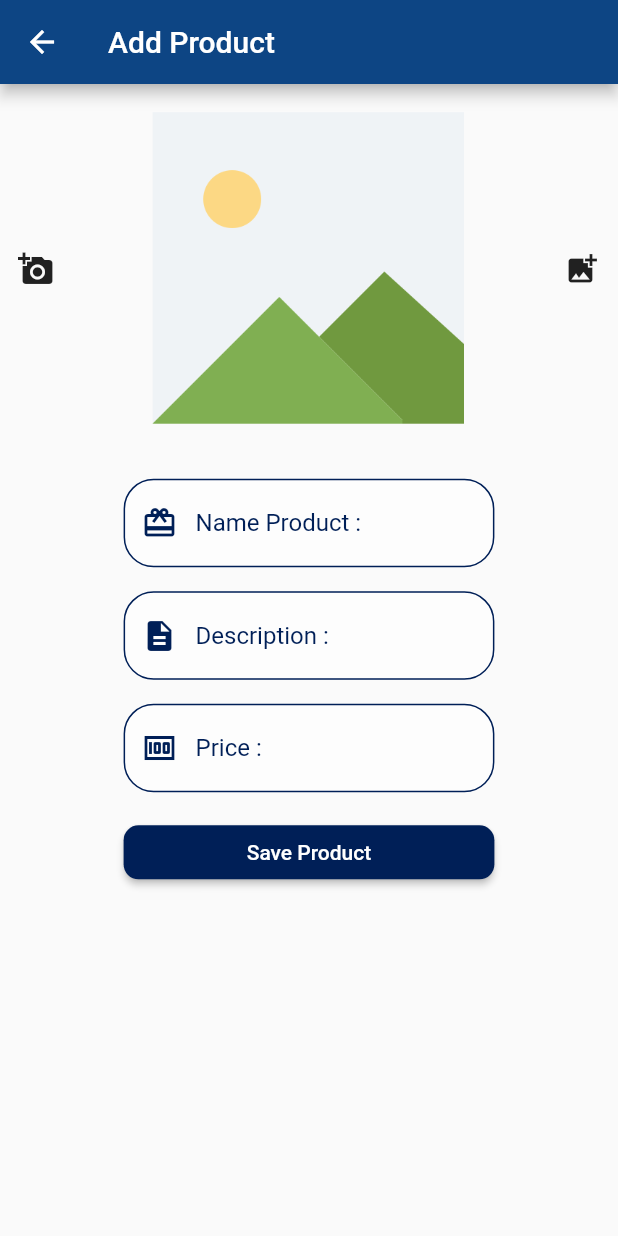
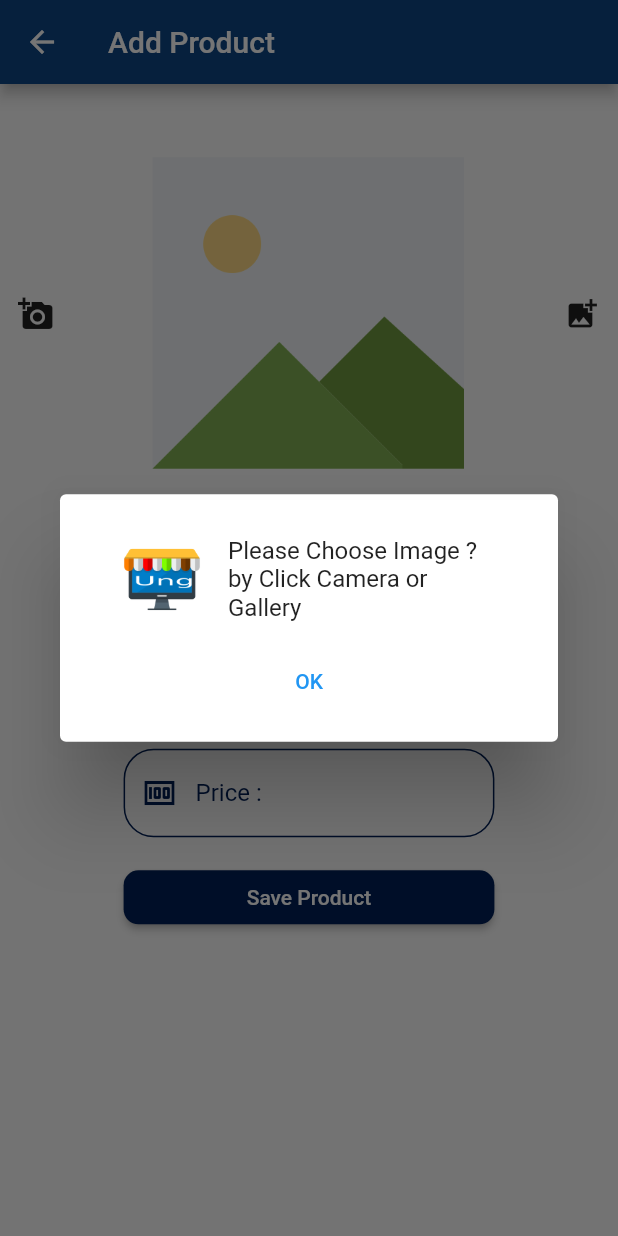
Before and after one commit to masterUNG/UngOsp, a Flutter app: the AddProduct screen opened by its route, after a tap on "Save Product", on a phone screen of 412 x 824 dp. Run offline on Flutter 3.47's test engine with Material 2 defaults, Android fonts, the phone set to English and light mode, and no system bars; our stand-ins replace cloud_firestore, firebase_auth, firebase_core, firebase_messaging, google_fonts, google_maps_flutter and 2 more; accounts and stored records are empty.

Commit message:
Require Image Success

```diff
--- a/lib/states/add_product.dart
+++ b/lib/states/add_product.dart
@@ -1,4 +1,8 @@
+import 'dart:io';
+
 import 'package:flutter/material.dart';
+import 'package:image_picker/image_picker.dart';
+import 'package:ungosp/utility/dialog.dart';
 import 'package:ungosp/utility/my_style.dart';
 
 class AddProduct extends StatefulWidget {
@@ -8,7 +12,9 @@ class AddProduct extends StatefulWidget {
 
 class _AddProductState extends State<AddProduct> {
   double screen;
-
+  File file;
+  String name, descrip, price;
+  bool statusProcess = false;
 
   Container buildName() {
     return Container(
@@ -17,7 +23,7 @@ class _AddProductState extends State<AddProduct> {
       margin: EdgeInsets.only(top: 16),
       width: screen * 0.6,
       child: TextField(
-        onChanged: (value) {},
+        onChanged: (value) => name = value.trim(),
         decoration: InputDecoration(
           hintStyle: TextStyle(color: MyStyle().darkColor),
           prefixIcon: Icon(
@@ -43,7 +49,7 @@ class _AddProductState extends State<AddProduct> {
       margin: EdgeInsets.only(top: 16),
       width: screen * 0.6,
       child: TextField(
-        onChanged: (value) {},
+        onChanged: (value) => descrip = value.trim(),
         decoration: InputDecoration(
           hintStyle: TextStyle(color: MyStyle().darkColor),
           prefixIcon: Icon(
@@ -69,7 +75,8 @@ class _AddProductState extends State<AddProduct> {
       margin: EdgeInsets.only(top: 16),
       width: screen * 0.6,
       child: TextField(
-        onChanged: (value) {},
+        keyboardType: TextInputType.number,
+        onChanged: (value) => price = value.trim(),
         decoration: InputDecoration(
           hintStyle: TextStyle(color: MyStyle().darkColor),
           prefixIcon: Icon(
@@ -96,16 +103,28 @@ class _AddProductState extends State<AddProduct> {
         backgroundColor: MyStyle().primaryColor,
         title: Text('Add Product'),
       ),
-      body: SingleChildScrollView(
+      body: Stack(
+        children: [
+          statusProcess ? MyStyle().showProgress() : SizedBox(),
+          buildSingleChildScrollView(),
+        ],
+      ),
+    );
+  }
+
+  SingleChildScrollView buildSingleChildScrollView() {
+    return SingleChildScrollView(
       child: Column(
         children: [
+          SizedBox(
+            height: 30,
+          ),
           buildRowImage(),
           buildName(),
           buildDescription(),
           buildPrice(),
           buildSaveProduct(),
         ],
-        ),
       ),
     );
   }
@@ -121,23 +140,97 @@ class _AddProductState extends State<AddProduct> {
             borderRadius: BorderRadius.circular(10),
           ),
         ),
-        onPressed: () {},
+        onPressed: () {
+          if (file == null) {
+            normalDialog(
+                context, 'Please Choose Image ? by Click Camera or Gallery');
+          } else if ((name?.isEmpty ?? true) ||
+              (descrip?.isEmpty ?? true) ||
+              (price?.isEmpty ?? true)) {
+            normalDialog(context, 'Have Space ? Please Fill Every Blank');
+          } else {
+            confirmSave();
+          }
+        },
         child: Text('Save Product'),
       ),
     );
+  }
+
+  Future<Null> confirmSave() async {
+    showDialog(
+      context: context,
+      builder: (context) => SimpleDialog(
+        title: ListTile(
+          leading: Image.file(file),
+          title: Text(name),
+          subtitle: Text(descrip),
+        ),
+        children: [
+          Row(
+            mainAxisAlignment: MainAxisAlignment.center,
+            children: [
+              Text(
+                'Price = $price BTH',
+                style: TextStyle(color: Colors.red, fontSize: 30),
+              ),
+            ],
+          ),
+          Row(
+            mainAxisAlignment: MainAxisAlignment.spaceAround,
+            children: [
+              TextButton(
+                onPressed: () {
+                  uploadImageAndIndertData();
+                  setState(() {
+                    statusProcess = true;
+                  });
+                  Navigator.pop(context);
+                },
+                child: Text('Save Product'),
+              ),
+              TextButton(
+                onPressed: () => Navigator.pop(context),
+                child: Text(
+                  'Cancel',
+                  style: TextStyle(color: Colors.red),
+                ),
+              ),
+            ],
+          ),
+        ],
+      ),
+    );
+  }
+
+  Future<Null> chooseSourceImage(ImageSource source) async {
+    try {
+      var result = await ImagePicker()
+          .getImage(source: source, maxWidth: 800, maxHeight: 800);
+      setState(() {
+        file = File(result.path);
+      });
+    } catch (e) {}
   }
 
   Row buildRowImage() {
     return Row(
       mainAxisAlignment: MainAxisAlignment.spaceBetween,
       children: [
-        IconButton(icon: Icon(Icons.add_a_photo), onPressed: () {}),
+        IconButton(
+            icon: Icon(Icons.add_a_photo),
+            onPressed: () => chooseSourceImage(ImageSource.camera)),
         Container(
           width: screen * 0.6,
-          child: Image.asset('images/image.png'),
+          child:
+              file == null ? Image.asset('images/image.png') : Image.file(file),
         ),
-        IconButton(icon: Icon(Icons.add_photo_alternate), onPressed: () {}),
+        IconButton(
+            icon: Icon(Icons.add_photo_alternate),
+            onPressed: () => chooseSourceImage(ImageSource.gallery)),
       ],
     );
   }
+
+  void uploadImageAndIndertData() {}
 }
```
Lines whose indentation alone changed are shown as unchanged.
